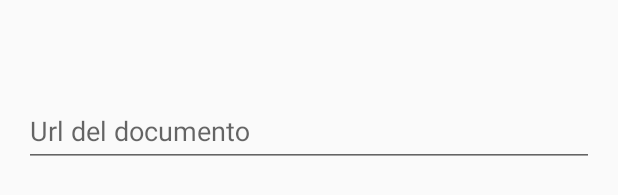
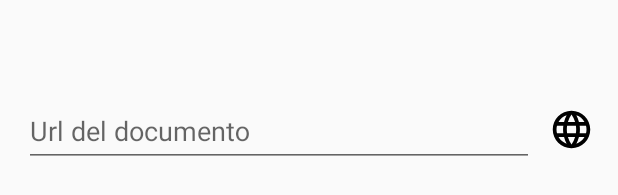
Before and after one commit to DiegoAstiazaran/OrganizaTec, an Android app: the layout activity_new_document_video.xml on its own in the app's theme, with its tools: preview values and no code run, on a phone screen of 412 x 824 dp. Shown: the part 891-1086 px from the top of the screen. Run offline under Robolectric (Android 15) with nearby library versions, the phone set to English and light mode, and no system bars.

Commit message:
Added functionality for opening uri's of videos/documents

```diff
--- /dev/null
+++ b/app/src/main/res/drawable/ic_language_24dp.xml
@@ -0,0 +1,9 @@
+<vector xmlns:android="http://schemas.android.com/apk/res/android"
+        android:width="24dp"
+        android:height="24dp"
+        android:viewportWidth="24.0"
+        android:viewportHeight="24.0">
+    <path
+        android:fillColor="#FF000000"
+        android:pathData="M11.99,2C6.47,2 2,6.48 2,12s4.47,10 9.99,10C17.52,22 22,17.52 22,12S17.52,2 11.99,2zM18.92,8h-2.95c-0.32,-1.25 -0.78,-2.45 -1.38,-3.56 1.84,0.63 3.37,1.91 4.33,3.56zM12,4.04c0.83,1.2 1.48,2.53 1.91,3.96h-3.82c0.43,-1.43 1.08,-2.76 1.91,-3.96zM4.26,14C4.1,13.36 4,12.69 4,12s0.1,-1.36 0.26,-2h3.38c-0.08,0.66 -0.14,1.32 -0.14,2 0,0.68 0.06,1.34 0.14,2L4.26,14zM5.08,16h2.95c0.32,1.25 0.78,2.45 1.38,3.56 -1.84,-0.63 -3.37,-1.9 -4.33,-3.56zM8.03,8L5.08,8c0.96,-1.66 2.49,-2.93 4.33,-3.56C8.81,5.55 8.35,6.75 8.03,8zM12,19.96c-0.83,-1.2 -1.48,-2.53 -1.91,-3.96h3.82c-0.43,1.43 -1.08,2.76 -1.91,3.96zM14.34,14L9.66,14c-0.09,-0.66 -0.16,-1.32 -0.16,-2 0,-0.68 0.07,-1.35 0.16,-2h4.68c0.09,0.65 0.16,1.32 0.16,2 0,0.68 -0.07,1.34 -0.16,2zM14.59,19.56c0.6,-1.11 1.06,-2.31 1.38,-3.56h2.95c-0.96,1.65 -2.49,2.93 -4.33,3.56zM16.36,14c0.08,-0.66 0.14,-1.32 0.14,-2 0,-0.68 -0.06,-1.34 -0.14,-2h3.38c0.16,0.64 0.26,1.31 0.26,2s-0.1,1.36 -0.26,2h-3.38z"/>
+</vector>
--- a/app/src/main/res/layout/activity_new_document_video.xml
+++ b/app/src/main/res/layout/activity_new_document_video.xml
@@ -3,6 +3,7 @@
     xmlns:tools="http://schemas.android.com/tools"
     android:layout_width="match_parent"
     android:layout_height="match_parent"
+    xmlns:app="http://schemas.android.com/apk/res-auto"
     android:layout_margin="@dimen/activity_margin"
     android:orientation="vertical"
     tools:context=".NewDocumentVideoActivity">
@@ -66,10 +67,20 @@
 
     </android.support.design.widget.TextInputLayout>
 
-    <android.support.design.widget.TextInputLayout
+    <RelativeLayout
         android:layout_width="match_parent"
         android:layout_height="0dp"
         android:layout_weight="1">
+
+        <RelativeLayout
+            android:layout_width="match_parent"
+            android:layout_height="wrap_content">
+
+            <android.support.design.widget.TextInputLayout
+                android:id="@+id/text_layout"
+                android:layout_width="match_parent"
+                android:layout_height="wrap_content"
+                android:layout_marginEnd="40dp">
 
                 <android.support.design.widget.TextInputEditText
                     android:id="@+id/edit_content_document_url"
@@ -81,33 +92,19 @@
 
             </android.support.design.widget.TextInputLayout>
 
-    <!--<RelativeLayout-->
-        <!--android:layout_width="match_parent"-->
-        <!--android:layout_height="0dp"-->
-        <!--android:gravity="center_vertical"-->
-        <!--android:layout_weight="1">-->
+            <ImageView
+                android:id="@+id/btn_internet"
+                android:layout_width="30dp"
+                android:layout_height="30dp"
+                android:layout_marginBottom="10dp"
+                android:layout_alignParentEnd="true"
+                android:layout_alignBottom="@+id/text_layout"
+                android:src="@drawable/ic_language_24dp"/>
 
-        <!--<TextView-->
-            <!--android:id="@+id/dummyView"-->
-            <!--android:layout_width="wrap_content"-->
-            <!--android:layout_height="wrap_content"-->
-            <!--android:layout_centerHorizontal="true" />-->
+        </RelativeLayout>
 
-        <!--<Button-->
-            <!--android:id="@+id/button"-->
-            <!--android:layout_width="match_parent"-->
-            <!--android:layout_height="wrap_content"-->
-            <!--android:layout_toLeftOf="@id/dummyView"-->
-            <!--android:text="Left Button" />-->
+    </RelativeLayout>
 
-        <!--<Button-->
-            <!--android:id="@+id/button2"-->
-            <!--android:layout_width="match_parent"-->
-            <!--android:layout_height="wrap_content"-->
-            <!--android:layout_toRightOf="@id/dummyView"-->
-            <!--android:text="Right Button" />-->
-
-    <!--</RelativeLayout>-->
 
 
 </LinearLayout>
```
Also changed, not shown: app/src/main/java/itesm/mx/organizatec/NewDocumentVideoActivity.java (+29 -2 lines). Lines whose indentation alone changed are shown as unchanged.
